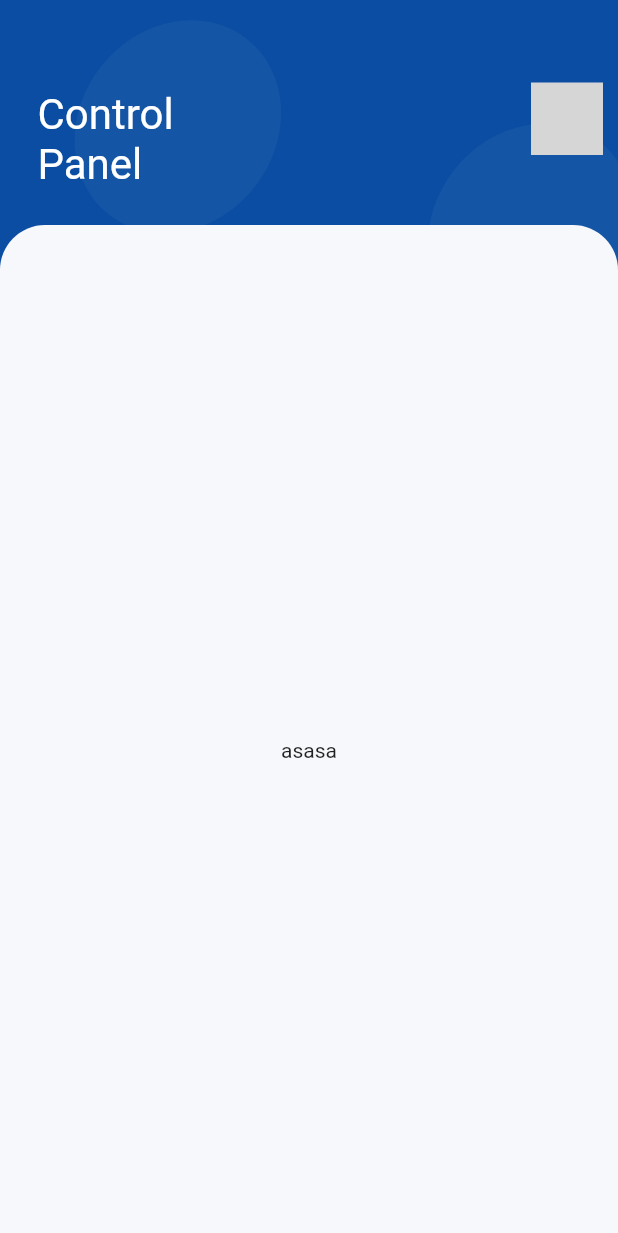
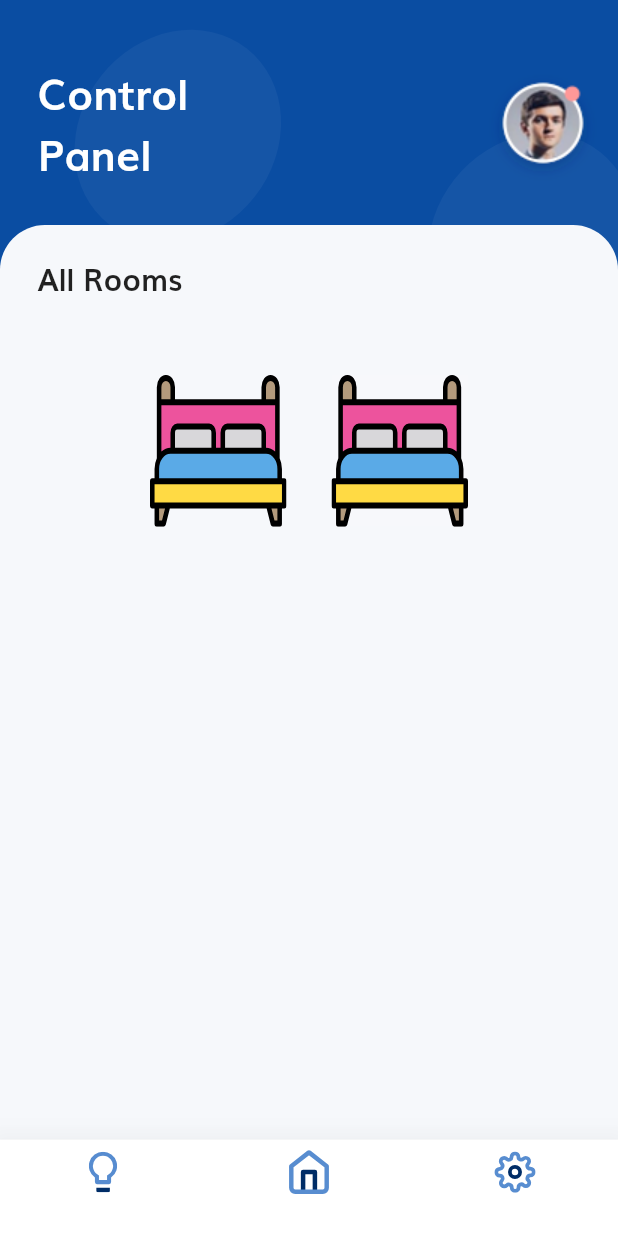
Before and after one commit to CodeSadhu/FolkDev-Assignment, a Flutter app: the screen it shows after launch, on a phone screen of 412 x 824 dp. Shown: the top 1233 px of the screen. Run offline on Flutter 3.47's test engine with Material 2 defaults, Android fonts, the phone set to English and light mode, and no system bars; our stand-ins replace flutter_svg; grey boxes are pictures that could not be loaded.

Commit message:
Add font, svgs

```diff
--- /dev/null
+++ b/assets/fonts/SIL Open Font License.txt
@@ -0,0 +1,44 @@
+Copyright (c) 2011 by vernon adams (vern@newtypography.co.uk),
+with Reserved Font Name "Muli".
+
+This Font Software is licensed under the SIL Open Font License, Version 1.1.
+This license is copied below, and is also available with a FAQ at: http://scripts.sil.org/OFL
+
+-----------------------------------------------------------
+SIL OPEN FONT LICENSE Version 1.1 - 26 February 2007
+-----------------------------------------------------------
+
+PREAMBLE
+The goals of the Open Font License (OFL) are to stimulate worldwide development of collaborative font projects, to support the font creation efforts of academic and linguistic communities, and to provide a free and open framework in which fonts may be shared and improved in partnership with others.
+
+The OFL allows the licensed fonts to be used, studied, modified and redistributed freely as long as they are not sold by themselves. The fonts, including any derivative works, can be bundled, embedded, redistributed and/or sold with any software provided that any reserved names are not used by derivative works. The fonts and derivatives, however, cannot be released under any other type of license. The requirement for fonts to remain under this license does not apply to any document created using the fonts or their derivatives.
+
+DEFINITIONS
+"Font Software" refers to the set of files released by the Copyright Holder(s) under this license and clearly marked as such. This may include source files, build scripts and documentation.
+
+"Reserved Font Name" refers to any names specified as such after the copyright statement(s).
+
+"Original Version" refers to the collection of Font Software components as distributed by the Copyright Holder(s).
+
+"Modified Version" refers to any derivative made by adding to, deleting, or substituting -- in part or in whole -- any of the components of the Original Version, by changing formats or by porting the Font Software to a new environment.
+
+"Author" refers to any designer, engineer, programmer, technical writer or other person who contributed to the Font Software.
+
+PERMISSION & CONDITIONS
+Permission is hereby granted, free of charge, to any person obtaining a copy of the Font Software, to use, study, copy, merge, embed, modify, redistribute, and sell modified and unmodified copies of the Font Software, subject to the following conditions:
+
+1) Neither the Font Software nor any of its individual components, in Original or Modified Versions, may be sold by itself.
+
+2) Original or Modified Versions of the Font Software may be bundled, redistributed and/or sold with any software, provided that each copy contains the above copyright notice and this license. These can be included either as stand-alone text files, human-readable headers or in the appropriate machine-readable metadata fields within text or binary files as long as those fields can be easily viewed by the user.
+
+3) No Modified Version of the Font Software may use the Reserved Font Name(s) unless explicit written permission is granted by the corresponding Copyright Holder. This restriction only applies to the primary font name as presented to the users.
+
+4) The name(s) of the Copyright Holder(s) or the Author(s) of the Font Software shall not be used to promote, endorse or advertise any Modified Version, except to acknowledge the contribution(s) of the Copyright Holder(s) and the Author(s) or with their explicit written permission.
+
+5) The Font Software, modified or unmodified, in part or in whole, must be distributed entirely under this license, and must not be distributed under any other license. The requirement for fonts to remain under this license does not apply to any document created using the Font Software.
+
+TERMINATION
+This license becomes null and void if any of the above conditions are not met.
+
+DISCLAIMER
+THE FONT SOFTWARE IS PROVIDED "AS IS", WITHOUT WARRANTY OF ANY KIND, EXPRESS OR IMPLIED, INCLUDING BUT NOT LIMITED TO ANY WARRANTIES OF MERCHANTABILITY, FITNESS FOR A PARTICULAR PURPOSE AND NONINFRINGEMENT OF COPYRIGHT, PATENT, TRADEMARK, OR OTHER RIGHT. IN NO EVENT SHALL THE COPYRIGHT HOLDER BE LIABLE FOR ANY CLAIM, DAMAGES OR OTHER LIABILITY, INCLUDING ANY GENERAL, SPECIAL, INDIRECT, INCIDENTAL, OR CONSEQUENTIAL DAMAGES, WHETHER IN AN ACTION OF CONTRACT, TORT OR OTHERWISE, ARISING FROM, OUT OF THE USE OR INABILITY TO USE THE FONT SOFTWARE OR FROM OTHER DEALINGS IN THE FONT SOFTWARE.
--- a/lib/main.dart
+++ b/lib/main.dart
@@ -1,5 +1,5 @@
 import 'package:flutter/material.dart';
-import 'package:folkdev_assignment/screens/home_page.dart';
+import 'package:folkdev_assignment/screens/main_page.dart';
 
 void main() {
   runApp(MyApp());
@@ -12,7 +12,10 @@ class MyApp extends StatelessWidget {
     return MaterialApp(
       title: 'Flutter Demo',
       debugShowCheckedModeBanner: false,
-      home: HomePage()
+      theme: ThemeData(
+        fontFamily: "Muli"
+      ),
+      home: MainPage()
     );
   }
 }
--- a/lib/screens/home_page.dart
+++ b/lib/screens/home_page.dart
@@ -2,43 +2,33 @@ import 'package:flutter/material.dart';
 import 'package:flutter_svg/flutter_svg.dart';
 import 'package:folkdev_assignment/common_widgets.dart';
 
-class HomePage extends StatefulWidget {
-  @override
-  _HomePageState createState() => _HomePageState();
-}
-
-class _HomePageState extends State<HomePage> {
-
-  final Widget backgroundCircles = SvgPicture.asset(
-    'assets/Circles.svg',
-    height: 400.0,
-    fit: BoxFit.fill,
-    color: Colors.white,
-  );
+class HomePage extends StatelessWidget {
+  const HomePage({
+    Key key,
+  }) : super(key: key);
 
   @override
   Widget build(BuildContext context) {
-    SizeConfig().init(context);
-    return Scaffold(
-      extendBodyBehindAppBar: true,
-      backgroundColor: appBackgroundColor,
-      body: Container(
-      // padding: EdgeInsets.symmetric(vertical: 10.0, horizontal: 10.0),
-      // margin: EdgeInsets.symmetric(vertical: 10.0, horizontal: 10.0),
+    return Container(
     child: Stack(
       children: [
         Align(
           alignment: Alignment(-1.0, -1.2),
           child: Transform.rotate(
             angle: -49.6,
-              child: backgroundCircles
+            child: SvgPicture.asset(
+              'assets/Circles.svg',
+              height: 400.0,
+              fit: BoxFit.fill,
+              color: Colors.white,
+            ),
           )
         ),
         Positioned(
           left: 25.0,
-            top: 60.0,
+          top: 40.0,
           child: Container(
-              width: 100,
+            width: 110,
             child: Text(
               'Control Panel',
               style: TextStyle(fontSize: 28.0, color: Colors.white)
@@ -47,9 +37,9 @@ class _HomePageState extends State<HomePage> {
         ),
         Positioned(
           right: 10.0,
-            top: 55.0,
-            child: SvgPicture.asset(
-              'assets/user.svg',
+          top: 45.0,
+          child: Image.asset(
+            'assets/user.png',
             fit: BoxFit.fill,
             // color: Colors.black.withOpacity(0.0),
             // colorBlendMode: BlendMode.darken,
@@ -68,11 +58,50 @@ class _HomePageState extends State<HomePage> {
             ),
             height: SizeConfig.blockSizeVertical * 85,
             width: SizeConfig.blockSizeHorizontal * 100,
-              child: Center(child: Text('asasa')),
+            child: Stack(
+              children: [
+                Positioned(
+                  top: 20.0,
+                  left: 25.0,
+                  child: Text(
+                    'All Rooms', style: TextStyle(fontSize: 20.0, fontWeight: FontWeight.bold)
+                  ),
+                ),
+                Positioned(
+                  child: GridView(
+                    padding: EdgeInsets.all(100.0),
+                    gridDelegate: SliverGridDelegateWithFixedCrossAxisCount(
+                      crossAxisCount: 2,
+                      childAspectRatio: 0.9,
+                      // mainAxisExtent: 50.0,
+                      crossAxisSpacing: 30.0,
+                      mainAxisSpacing: 5.0,
+                    ),
+                    children: [
+                      Container(
+                        height: 20.0,
+                        child: SvgPicture.asset(
+                          'assets/bed.svg',
+                          fit: BoxFit.fill,
+                        ),
+                      ),
+                      Container(
+                        height: 20.0,
+                        color: Color(0xFFFFFFF),
+                        child: SvgPicture.asset(
+                          'assets/bed.svg',
+                          fit: BoxFit.fill,
+                        ),
+                      ),
+                    ],
+                  ),
+                ),
+              ],
+            ),
           ),
         )
       ],
     ),
-    ));
+    );
   }
 }
--- /dev/null
+++ b/lib/screens/main_page.dart
@@ -0,0 +1,47 @@
+import 'package:flutter/material.dart';
+import 'package:flutter_svg/flutter_svg.dart';
+import 'package:folkdev_assignment/common_widgets.dart';
+import 'package:folkdev_assignment/screens/home_page.dart';
+
+class MainPage extends StatefulWidget {
+  @override
+  _MainPageState createState() => _MainPageState();
+}
+
+class _MainPageState extends State<MainPage> {
+
+  int navIndex = 0;
+  List <Widget> navbarPages = [
+    HomePage(),
+  ];
+
+  @override
+  Widget build(BuildContext context) {
+    SizeConfig().init(context);
+    return Scaffold(
+      extendBodyBehindAppBar: true,
+      backgroundColor: appBackgroundColor,
+      body: HomePage(),
+      bottomNavigationBar: BottomNavigationBar(
+        currentIndex: 1,
+        type: BottomNavigationBarType.fixed,
+        backgroundColor: Colors.white,
+        items: [
+          BottomNavigationBarItem(
+            icon: SvgPicture.asset('assets/bulb.svg'),
+            label: ""
+          ),
+          BottomNavigationBarItem(
+            icon: SvgPicture.asset('assets/feather-home.svg'),
+            label: ""
+          ),
+          BottomNavigationBarItem(
+            icon: SvgPicture.asset('assets/feather-settings.svg'),
+            label: ""
+          ),
+        ],
+        elevation: 20.0,
+      ),
+    );
+  }
+}
```
Also changed, not shown: pubspec.yaml (+15 -5 lines), assets/feather-home.svg (renamed from assets/Icon feather-home.svg), assets/feather-settings.svg (renamed from assets/Icon feather-settings.svg), assets/fonts/Muli-Bold.ttf (added), assets/fonts/Muli-BoldItalic.ttf (added), assets/fonts/Muli-ExtraLight.ttf (added), assets/fonts/Muli-ExtraLightItalic.ttf (added), assets/fonts/Muli-Italic.ttf (added), assets/fonts/Muli-Light.ttf (added), assets/fonts/Muli-LightItalic.ttf (added), assets/fonts/Muli-Semi-BoldItalic.ttf (added), assets/fonts/Muli-SemiBold.ttf (added), assets/fonts/Muli.ttf (added), assets/user.png (added). Lines whose indentation alone changed are shown as unchanged.
